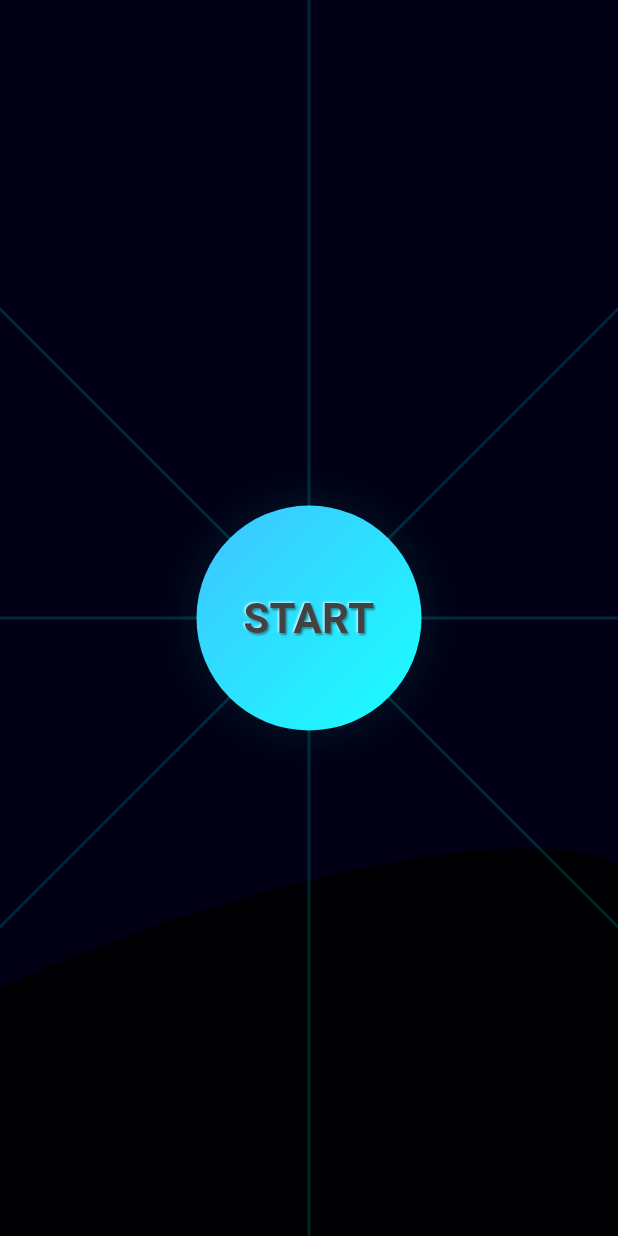
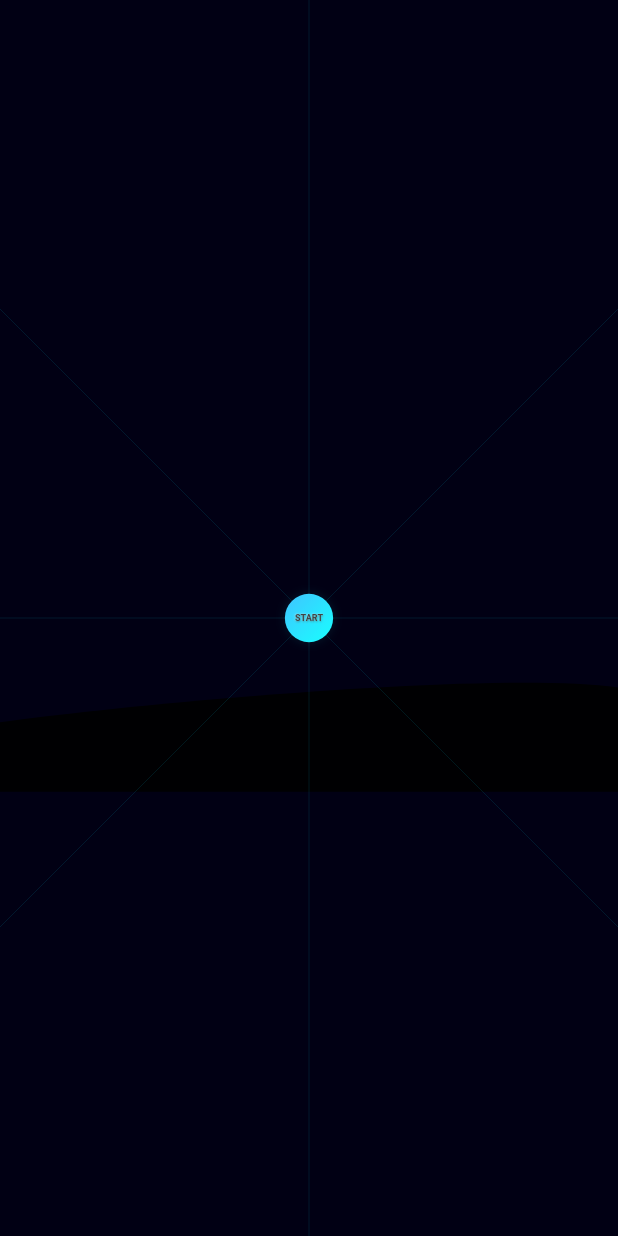
Before and after one commit to audckswl-prog/ocean-vessel-web, a Flutter app: the screen it shows after launch, on a phone screen of 412 x 824 dp. Run offline on Flutter 3.47's test engine with Material 3 defaults, Android fonts, the phone set to English and light mode, and no system bars; our stand-ins replace cloud_firestore, firebase_core, shared_preferences; accounts and stored records are empty.

Commit message:
Fix: Perfect responsive design with fixed ratio

```diff
--- a/lib/main.dart
+++ b/lib/main.dart
@@ -161,11 +161,17 @@ class _GameScreenState extends State<GameScreen> with TickerProviderStateMixin,
   @override
   Widget build(BuildContext context) {
     const oceanColor = Color(0xFF010014);
-    final screenSize = MediaQuery.of(context).size;
+    const screenSize = Size(1920, 1080); // 기준 해상도로 고정
 
     return Scaffold(
       backgroundColor: oceanColor,
-      body: FadeTransition(
+      body: Center( // 화면 중앙 정렬
+        child: FittedBox(
+          fit: BoxFit.contain, // 비율 유지하면서 화면에 꽉 차게
+          child: SizedBox(
+            width: screenSize.width, // 기준 해상도 고정
+            height: screenSize.height,
+            child: FadeTransition(
               opacity: _fadeAnimation,
               child: ScaleTransition(
                 scale: _scaleAnimation,
@@ -204,6 +210,9 @@ class _GameScreenState extends State<GameScreen> with TickerProviderStateMixin,
                         if (!_isGameOver) IgnorePointer(child: CustomPaint(size: Size.infinite, painter: HudPainter())),
                       ],
                     ],
+                  ),
+                ),
+              ),
             ),
           ),
         ),
```
Lines whose indentation alone changed are shown as unchanged.
